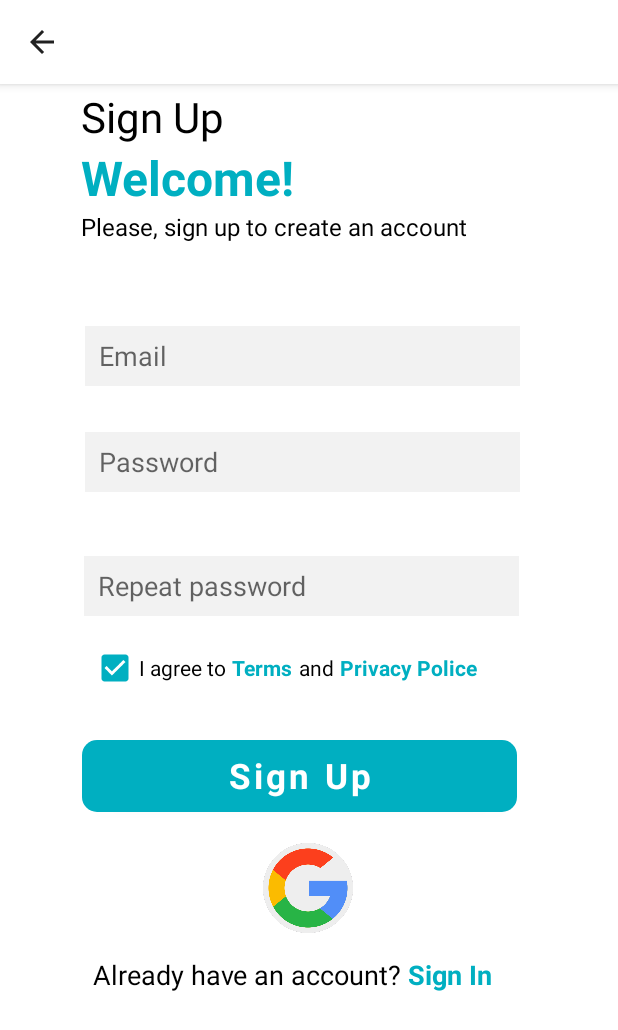
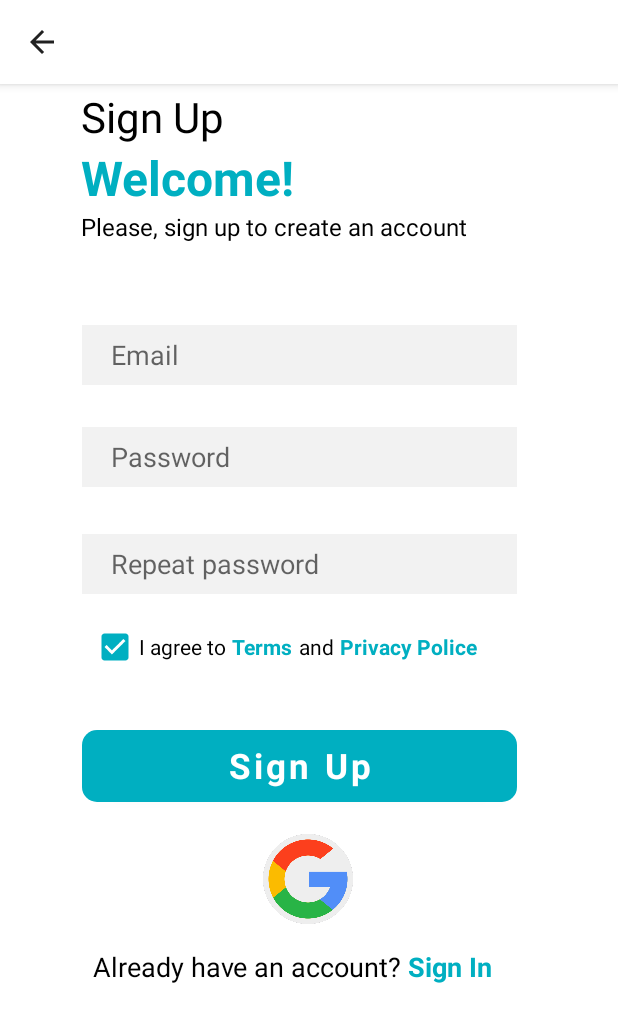
Before and after one commit to phamthainb/toeic-app, an Android app: the Logup1 screen opened directly, with no data from a screen before it, on a phone screen of 412 x 824 dp. Shown: the top 1030 px of the screen. Run offline under Robolectric (Android 15) with nearby library versions, the phone set to English and light mode, and no system bars; libraries missing offline, so code that uses them is left out: com.loopj.android, cz.msebera.android.

Commit message:
done login signup settarget

```diff
--- a/toeic/app/src/main/java/com/ptit/toeic/Logup1.java
+++ b/toeic/app/src/main/java/com/ptit/toeic/Logup1.java
@@ -97,7 +97,10 @@ public class Logup1 extends AppCompatActivity {
                         public void onFailure(int statusCode, Header[] headers, Throwable throwable, JSONObject errorResponse) {
                             try {
                                 System.out.println("response : " + errorResponse.getJSONObject("message").getJSONArray("email").get(0));
-                                tvError.setText("Email existed!");
+                                tvError.setText("Email existed, Please Signup email other.");
+                                tvEmail.setText("");
+                                tvPassword.setText("");
+                                tvRePassword.setText("");
                             } catch (JSONException e) {
                                 e.printStackTrace();
                             }
--- a/toeic/app/src/main/java/com/ptit/toeic/Target32.java
+++ b/toeic/app/src/main/java/com/ptit/toeic/Target32.java
@@ -63,8 +63,9 @@ public class Target32 extends AppCompatActivity {
                 @Override
                 public void onSuccess(int statusCode, Header[] headers, JSONObject response) {
                     try {
-                        System.out.println("response : " + response.getString("message"));
+                        System.out.println("response : " + response.getString("data"));
                         System.out.println("set_target success");
+                        System.out.println("Chuyen sang HOME");
                         //Mo giao dien Home
 //                            Intent intent=new Intent(Target32.this,Home.class);
 //                            startActivity(intent);
--- a/toeic/app/src/main/res/layout/activity_login2.xml
+++ b/toeic/app/src/main/res/layout/activity_login2.xml
@@ -74,6 +74,7 @@
         android:layout_marginLeft="4dp"
         android:background="@color/gray1"
         android:ems="10"
+        android:paddingLeft="10dp"
         android:hint="  Email"
         android:inputType="textEmailAddress"
         android:text=""
@@ -94,6 +95,7 @@
         android:background="@color/gray1"
         android:hint="  Password"
         android:ems="10"
+        android:paddingLeft="10dp"
         android:inputType="textPassword"
         app:cornerRadius="10dp"
         app:layout_constraintBottom_toBottomOf="parent"
--- a/toeic/app/src/main/res/layout/activity_logup1.xml
+++ b/toeic/app/src/main/res/layout/activity_logup1.xml
@@ -72,6 +72,7 @@
         android:layout_width="290dp"
         android:layout_height="40dp"
         android:layout_marginLeft="4dp"
+        android:paddingLeft="10dp"
         android:background="@color/gray1"
         android:ems="10"
         android:hint="  Email"
@@ -79,11 +80,11 @@
         android:text=""
         app:cornerRadius="30dp"
         app:layout_constraintBottom_toBottomOf="parent"
-        app:layout_constraintHorizontal_bias="0.444"
+        app:layout_constraintHorizontal_bias="0.427"
         app:layout_constraintLeft_toLeftOf="parent"
         app:layout_constraintRight_toRightOf="parent"
         app:layout_constraintTop_toBottomOf="@id/textView2"
-        app:layout_constraintVertical_bias="0.089" />
+        app:layout_constraintVertical_bias="0.088" />
 
     <EditText
         android:id="@+id/etPassword"
@@ -92,33 +93,35 @@
         android:layout_marginLeft="4dp"
         android:layout_marginTop="28dp"
         android:background="@color/gray1"
+        android:ems="10"
         android:hint="  Password"
-        android:ems="10"
         android:inputType="textPassword"
+        android:paddingLeft="10dp"
         app:cornerRadius="10dp"
         app:layout_constraintBottom_toBottomOf="parent"
-        app:layout_constraintHorizontal_bias="0.445"
+        app:layout_constraintHorizontal_bias="0.427"
         app:layout_constraintLeft_toLeftOf="parent"
         app:layout_constraintRight_toRightOf="parent"
         app:layout_constraintTop_toBottomOf="@id/etUsername"
-        app:layout_constraintVertical_bias="0.005" />
+        app:layout_constraintVertical_bias="0.0" />
 
     <EditText
         android:id="@+id/etRePassword"
         android:layout_width="290dp"
         android:layout_height="40dp"
+        android:layout_marginLeft="4dp"
         android:background="@color/gray1"
+        android:ems="10"
         android:hint="  Repeat password"
-        android:ems="10"
-        android:layout_marginLeft="4dp"
         android:inputType="textPassword"
+        android:paddingLeft="10dp"
         app:cornerRadius="10dp"
         app:layout_constraintBottom_toBottomOf="parent"
-        app:layout_constraintHorizontal_bias="0.438"
+        app:layout_constraintHorizontal_bias="0.427"
         app:layout_constraintLeft_toLeftOf="parent"
         app:layout_constraintRight_toRightOf="parent"
         app:layout_constraintTop_toBottomOf="@id/etPassword"
-        app:layout_constraintVertical_bias="0.093" />
+        app:layout_constraintVertical_bias="0.068" />
 
     <LinearLayout
         android:id="@+id/linear"
@@ -199,7 +202,7 @@
         app:layout_constraintLeft_toLeftOf="parent"
         app:layout_constraintRight_toRightOf="parent"
         app:layout_constraintTop_toBottomOf="@+id/linear"
-        app:layout_constraintVertical_bias="0.085" />
+        app:layout_constraintVertical_bias="0.105" />
 
     <ImageView
         android:id="@+id/ggicon"
```
Also changed, not shown: toeic/app/src/main/java/com/ptit/toeic/Login2.java (+37 -12 lines), toeic/app/src/main/java/com/ptit/toeic/utils/MySharedPreferences.java (+4 -4 lines).
